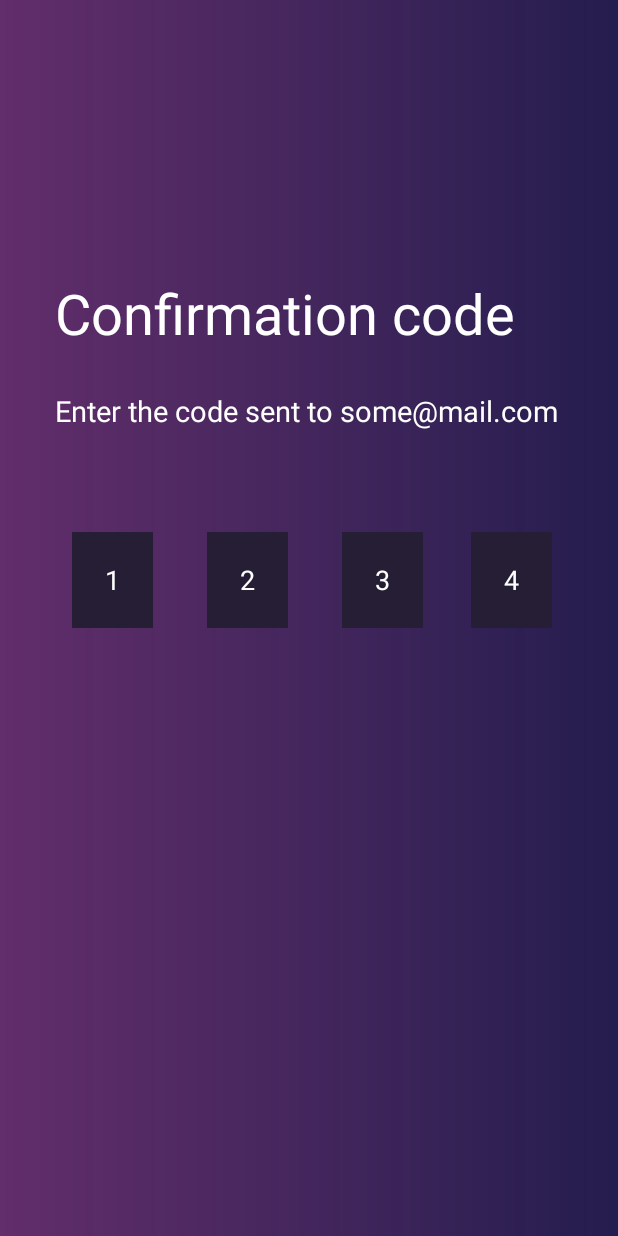
After one commit to Diyaz007/Wallet, an Android app: the confirmation_code screen opened directly, with no data from a screen before it, on a phone screen of 412 x 824 dp. The commit adds this screen. Run offline under Robolectric (Android 15) with nearby library versions, the phone set to English and light mode, and no system bars.

Commit message:
password

```diff
--- /dev/null
+++ b/app/src/main/java/com/example/wallet/confirmation_code.kt
@@ -0,0 +1,11 @@
+package com.example.wallet
+
+import androidx.appcompat.app.AppCompatActivity
+import android.os.Bundle
+
+class confirmation_code : AppCompatActivity() {
+    override fun onCreate(savedInstanceState: Bundle?) {
+        super.onCreate(savedInstanceState)
+        setContentView(R.layout.activity_confirmation_code)
+    }
+}
--- /dev/null
+++ b/app/src/main/res/drawable/button.xml
@@ -0,0 +1,5 @@
+<?xml version="1.0" encoding="utf-8"?>
+<shape xmlns:android="http://schemas.android.com/apk/res/android">
+    <corners android:radius="10dp" />
+    <gradient android:startColor="#DEDEDE" android:endColor="#DEDEDE" />
+</shape>
--- /dev/null
+++ b/app/src/main/res/layout/activity_confirmation_code.xml
@@ -0,0 +1,94 @@
+<?xml version="1.0" encoding="utf-8"?>
+<androidx.constraintlayout.widget.ConstraintLayout xmlns:android="http://schemas.android.com/apk/res/android"
+    xmlns:app="http://schemas.android.com/apk/res-auto"
+    xmlns:tools="http://schemas.android.com/tools"
+    android:layout_width="match_parent"
+    android:layout_height="match_parent"
+    android:background="@drawable/background"
+    tools:context=".confirmation_code">
+
+    <TextView
+        android:id="@+id/textView3"
+        android:layout_width="339dp"
+        android:layout_height="50dp"
+        android:text="@string/confirmation_code"
+        android:textColor="@color/white"
+        android:textSize="37sp"
+        app:layout_constraintBottom_toBottomOf="parent"
+        app:layout_constraintEnd_toEndOf="parent"
+        app:layout_constraintStart_toStartOf="parent"
+        app:layout_constraintTop_toTopOf="parent"
+        app:layout_constraintVertical_bias="0.237" />
+
+    <TextView
+        android:id="@+id/textView4"
+        android:layout_width="368dp"
+        android:layout_height="28dp"
+        android:text="@string/enter_the_code_sent_to_some_mail_com"
+        android:textColor="@color/white"
+        android:textSize="19sp"
+        app:layout_constraintBottom_toBottomOf="parent"
+        app:layout_constraintEnd_toEndOf="parent"
+        app:layout_constraintHorizontal_bias="0.837"
+        app:layout_constraintStart_toStartOf="parent"
+        app:layout_constraintTop_toBottomOf="@+id/textView3"
+        app:layout_constraintVertical_bias="0.048" />
+
+
+    <EditText
+        android:id="@+id/phone_number1"
+        android:layout_width="54dp"
+        android:layout_height="64dp"
+        android:layout_marginEnd="36dp"
+        android:hint="@string/_1"
+        android:gravity="center"
+        android:textColorHint="@color/white"
+        android:background="#251E34"
+        app:layout_constraintBottom_toBottomOf="parent"
+        app:layout_constraintEnd_toStartOf="@+id/phone_number4"
+        app:layout_constraintTop_toTopOf="parent"
+        app:layout_constraintVertical_bias="0.467" />
+
+    <EditText
+        android:id="@+id/phone_number2"
+        android:layout_width="54dp"
+        android:layout_height="64dp"
+        android:layout_marginEnd="44dp"
+        android:hint="@string/_4"
+        android:textColorHint="@color/white"
+        android:gravity="center"
+        android:background="#251E34"
+        app:layout_constraintBottom_toBottomOf="parent"
+        app:layout_constraintEnd_toEndOf="parent"
+        app:layout_constraintTop_toTopOf="parent"
+        app:layout_constraintVertical_bias="0.467" />
+
+    <EditText
+        android:id="@+id/phone_number3"
+        android:hint="@string/_3"
+        android:textColorHint="@color/white"
+        android:gravity="center"
+        android:layout_width="54dp"
+        android:layout_height="64dp"
+        android:layout_marginEnd="32dp"
+        android:background="#251E34"
+        app:layout_constraintBottom_toBottomOf="parent"
+        app:layout_constraintEnd_toStartOf="@+id/phone_number2"
+        app:layout_constraintTop_toTopOf="parent"
+        app:layout_constraintVertical_bias="0.467" />
+
+    <EditText
+        android:id="@+id/phone_number4"
+        android:hint="@string/_2"
+        android:textColorHint="@color/white"
+        android:gravity="center"
+        android:layout_width="54dp"
+        android:layout_height="64dp"
+        android:layout_marginEnd="36dp"
+        android:background="#251E34"
+        app:layout_constraintBottom_toBottomOf="parent"
+        app:layout_constraintEnd_toStartOf="@+id/phone_number3"
+        app:layout_constraintTop_toTopOf="parent"
+        app:layout_constraintVertical_bias="0.467" />
+
+</androidx.constraintlayout.widget.ConstraintLayout>
--- a/app/src/main/res/values/strings.xml
+++ b/app/src/main/res/values/strings.xml
@@ -10,4 +10,18 @@
     <string name="wallet_altynai">Wallet_Altynai</string>
     <string name="walllet">walllet</string>
     <string name="log_in">Log in</string>
+    <string name="or">or</string>
+    <string name="password_reset">Password reset</string>
+    <string name="write_your_email_address_to_send_the_password_reset_code">Write your email address to send the password reset code</string>
+    <string name="email">Email</string>
+    <string name="send_code">Send code</string>
+    <string name="e">Send Code</string>
+    <string name="confirmation_code">Confirmation code</string>
+    <string name="enter_the_code_sent_to_some_mail_com">Enter the code sent to some@mail.com</string>
+    <string name="_1">1</string>
+    <string name="_2">2</string>
+    <string name="_4">4</string>
+    <string name="_3">3</string>
+    <string name="sign_in_with_google">Sign in with Google</string>
+    <string name="google">google</string>
 </resources>
```
Also changed, not shown: app/src/main/AndroidManifest.xml (+12 -8 lines), app/src/main/java/com/example/wallet/password.kt (added, +11 -0 lines), app/src/main/res/layout/activity_password.xml (added, +66 -0 lines), app/src/main/res/layout/activity_welcome_back.xml (+57 -15 lines), app/src/main/res/drawable/google.png (added).
